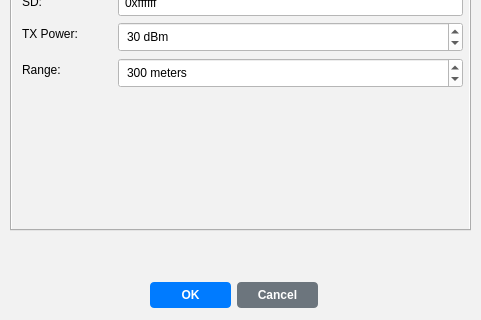
Qt form netflux5g-editor/src/gui/ui/GNB_properties.ui (adaptivenetworklab/NetFlux5G) before a commit; both pictures show x 0 to 481 and y 280 to 600 of the 481 by 600 pixel window.
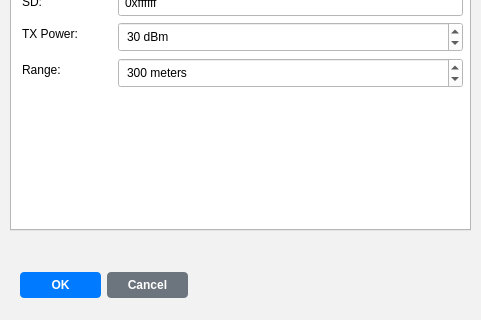
The same form after that commit.

Patch:
```diff
--- a/netflux5g-editor/src/gui/ui/GNB_properties.ui
+++ b/netflux5g-editor/src/gui/ui/GNB_properties.ui
@@ -26,6 +26,9 @@
       <height>501</height>
      </rect>
     </property>
+    <property name="styleSheet">
+     <string notr="true">background-color: rgb(255, 255, 255);</string>
+    </property>
     <property name="currentIndex">
      <number>0</number>
     </property>
@@ -639,8 +642,8 @@
    <widget class="QWidget" name="gridLayoutWidget">
     <property name="geometry">
      <rect>
-      <x>150</x>
-      <y>560</y>
+      <x>20</x>
+      <y>550</y>
       <width>168</width>
       <height>31</height>
      </rect>
```
